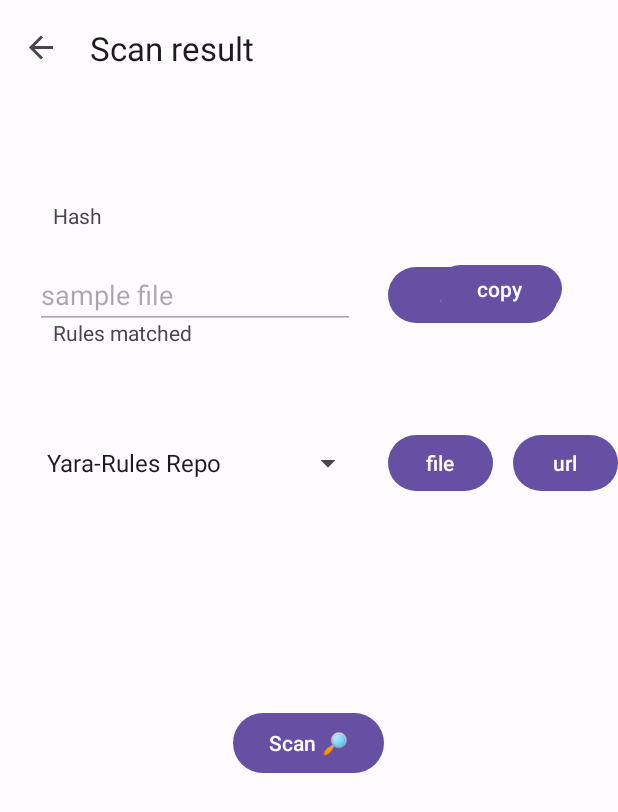
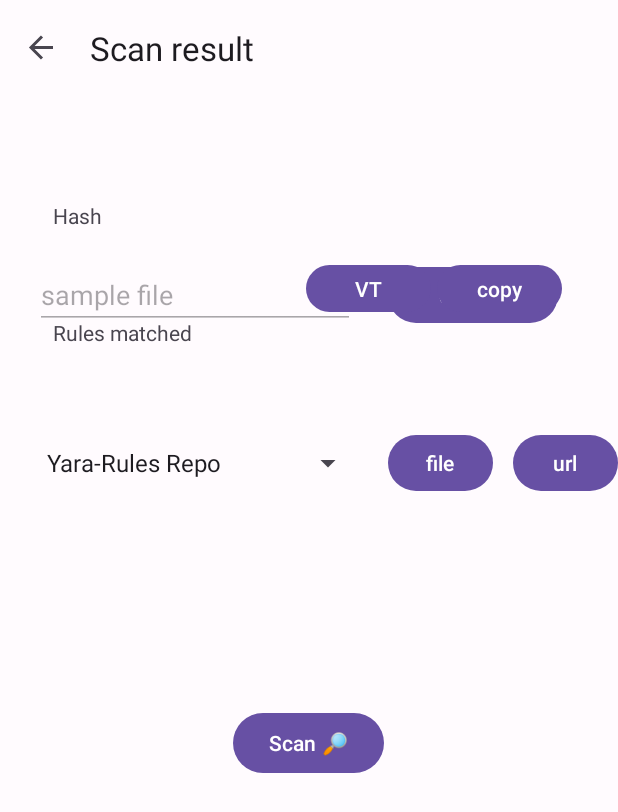
Before and after one commit to OfekRv/Pocktel, an Android app: the ResultFragment screen opened through its navigation route, on a phone screen of 412 x 824 dp. Shown: the top 812 px of the screen. Run offline under Robolectric (Android 15) with nearby library versions, the phone set to English and light mode, and no system bars; our stand-ins replace Room's generated code, navigation-ui.

Commit message:
vt integration

```diff
--- a/app/src/main/java/horizonstudio/apps/pocktel/configurations/Constants.kt
+++ b/app/src/main/java/horizonstudio/apps/pocktel/configurations/Constants.kt
@@ -5,8 +5,8 @@ import horizonstudio.apps.pocktel.dal.entities.RuleSet
 object Constants {
     const val DATABASE_NAME:String = "pocktel"
     const val BASE_URL:String = "https://yarapi-a2zphhdpma-uc.a.run.app"
-    const val MAX_TRIES: Int = 30
-    const val TIME_INTERVAL: Long = 2000
+    const val MAX_TRIES: Int = 200
+    const val TIME_INTERVAL: Long = 1600
     const val FILENAME_ARGUMENT_NAME: String = "filename"
     const val HASH_ARGUMENT_NAME: String = "hash"
     const val RESULT_ARGUMENT_NAME: String = "result"
@@ -17,6 +17,8 @@ object Constants {
     const val HASH_COPY_CLIPBOARD_LABEL: String = "hash"
     const val NOT_YET_ASSIGNED_ID: Long = 0
     const val TEXT_PLAIN_RESPONSE_MEDIA_TYPE = "text/plain"
+    const val VT_HASH_URL = "https://www.virustotal.com/gui/file/"
+    const val VT_HASH_SUMMARY_ROUTE = "summary"
 
     val RULE_SETS_SEED = listOf(
         RuleSet(NOT_YET_ASSIGNED_ID, "Yara-Rules Repo", null, "https://github.com/OfekRv/rules/archive/refs/heads/master.zip")
--- a/app/src/main/res/layout/fragment_result.xml
+++ b/app/src/main/res/layout/fragment_result.xml
@@ -44,6 +44,15 @@
         app:layout_constraintEnd_toEndOf="@+id/matchesList"
         app:layout_constraintTop_toBottomOf="@+id/hash" />
 
+    <Button
+        android:id="@+id/vtButton"
+        android:layout_width="83dp"
+        android:layout_height="39dp"
+        android:layout_marginEnd="4dp"
+        android:text="@string/vt_button_text"
+        app:layout_constraintEnd_toStartOf="@+id/copyHashButton"
+        app:layout_constraintTop_toTopOf="@+id/copyHashButton" />
+
     <ListView
         android:id="@+id/matchesList"
         android:layout_width="339dp"
--- a/app/src/main/res/values/strings.xml
+++ b/app/src/main/res/values/strings.xml
@@ -18,4 +18,5 @@
     <string name="errorDialogOk">OK</string>
     <string name="errorDialogTitle">Error</string>
     <string name="hashCopyToast">Hash copied to clipboard</string>
+    <string name="vt_button_text">VT</string>
 </resources>
```
Also changed, not shown: app/src/main/java/horizonstudio/apps/pocktel/ui/fragments/ResultFragment.kt (+19 -4 lines).
